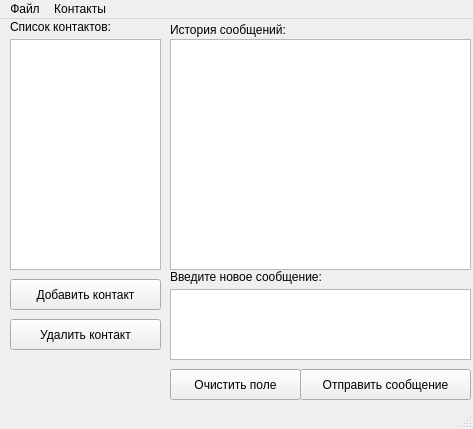
First picture: the form in practice/client/client.ui, repository RomanPM85/DB_PyQt, before the edit.
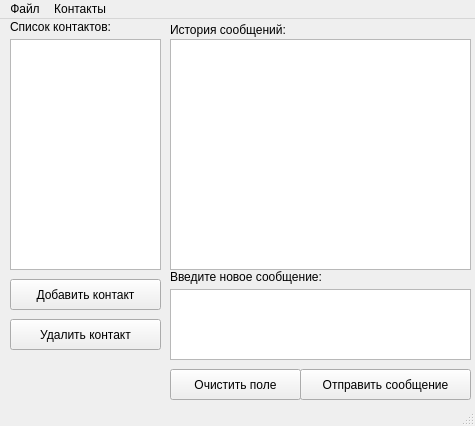
Second picture: the form after the edit.

Commit message: update client window, startApp6=Ok!

Patch:
```diff
--- a/practice/client/client.ui
+++ b/practice/client/client.ui
@@ -6,8 +6,8 @@
    <rect>
     <x>0</x>
     <y>0</y>
-    <width>473</width>
-    <height>429</height>
+    <width>475</width>
+    <height>426</height>
    </rect>
   </property>
   <property name="minimumSize">
@@ -90,7 +90,7 @@
      <rect>
       <x>170</x>
       <y>250</y>
-      <width>171</width>
+      <width>301</width>
       <height>16</height>
      </rect>
     </property>
@@ -150,7 +150,7 @@
     <rect>
      <x>0</x>
      <y>0</y>
-     <width>473</width>
+     <width>475</width>
      <height>22</height>
     </rect>
    </property>
```
The commit also changes 7 other files.
